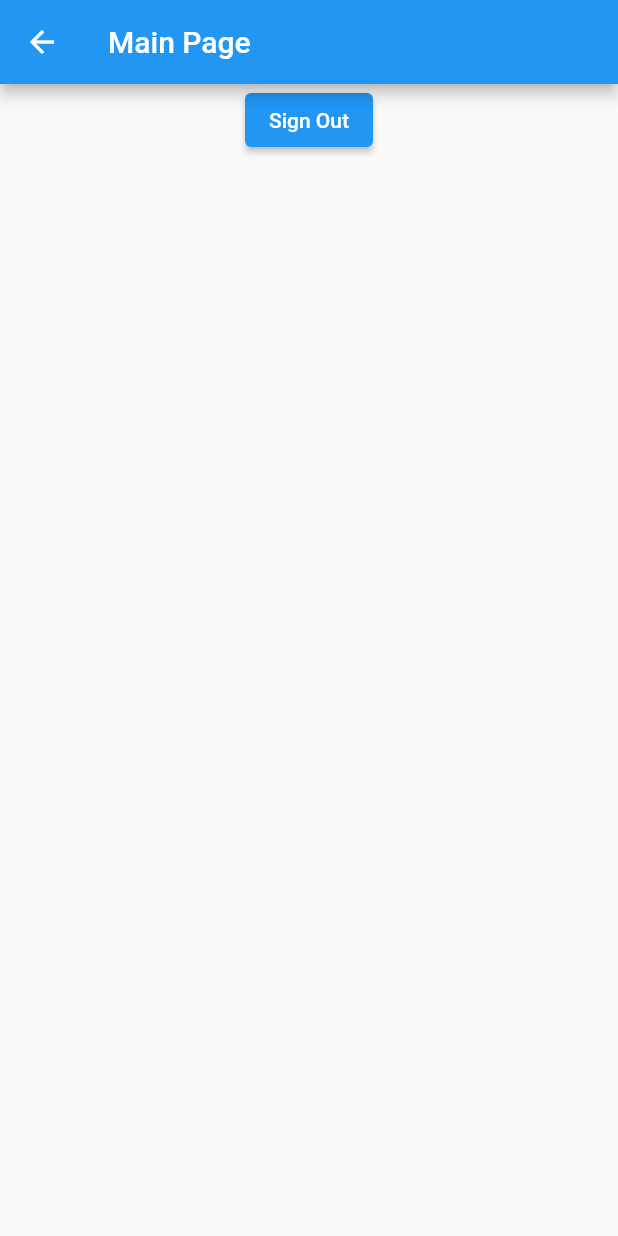
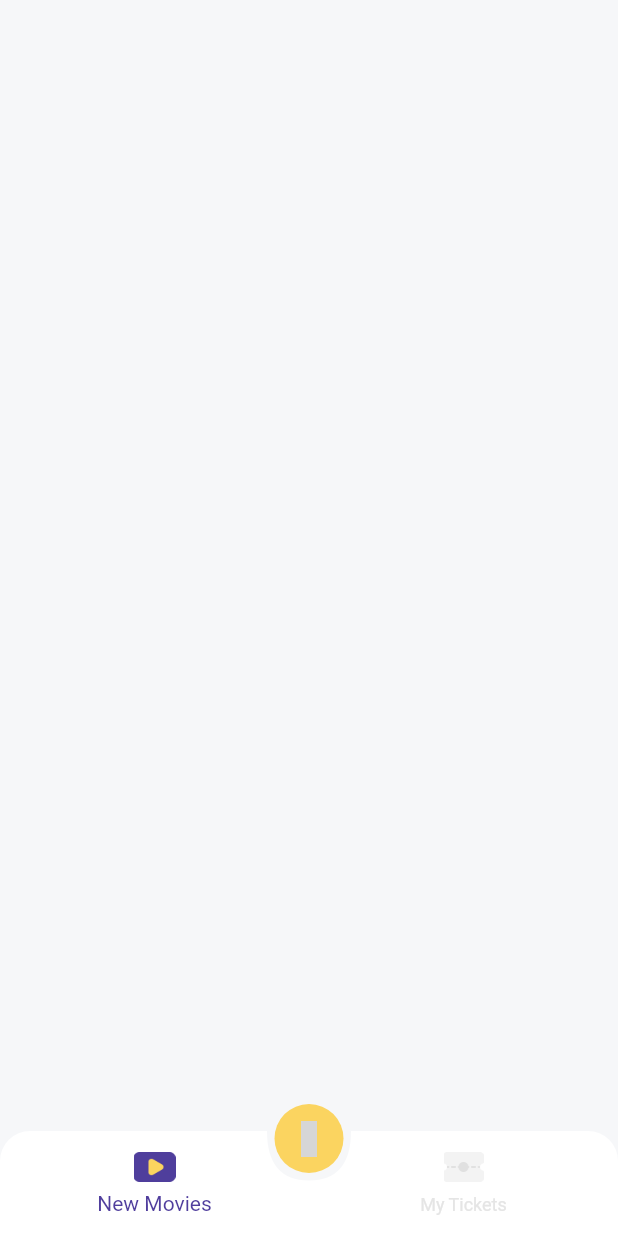
Before and after one commit to raden-dimas012/bwa_flutix, a Flutter app: the MainPage screen opened directly, on a phone screen of 412 x 824 dp. Run offline on Flutter 3.47's test engine with Material 2 defaults, Android fonts, the light colour scheme and no system bars; our stand-ins replace bloc, cloud_firestore, email_validator, equatable, firebase_auth, firebase_core and 5 more; accounts and stored records are empty; grey boxes are pictures that could not be loaded.

Commit message:
add bottom navigation bar

```diff
--- a/lib/ui/pages/main_page.dart
+++ b/lib/ui/pages/main_page.dart
@@ -2,28 +2,149 @@ part of 'pages.dart';
 
 
 class MainPage extends StatefulWidget {
-  const MainPage({ Key key }) : super(key: key);
+  final int bottomNavBarIndex;
+  final bool isExpired;
+
+  const MainPage({Key key, this.bottomNavBarIndex = 0, this.isExpired = false}) : super(key: key);
 
   @override
   _MainPageState createState() => _MainPageState();
 }
 
 class _MainPageState extends State<MainPage> {
+  int bottomNavBarIndex;
+  PageController pageController;
+
+  @override
+  void initState() {
+    super.initState();
+
+    bottomNavBarIndex = widget.bottomNavBarIndex;
+    pageController = PageController(initialPage: bottomNavBarIndex);
+  }
+
   @override
   Widget build(BuildContext context) {
     return Scaffold(
-      appBar: AppBar(title: const Text('Main Page'),),
-      body: Center(
-        child: Column(
-          children: [
-            BlocBuilder<UserBloc,UserState>(
-              builder: (_,userState) => (userState is UserLoaded) ? Text(userState.user.name) : const SizedBox()),
-            ElevatedButton(child: const Text('Sign Out'),onPressed: () {
-              AuthServices.signOut();
-            },),
-          ],
-        ),
+      body: Stack(
+        children: <Widget>[
+          Container(
+            color: accentColor1,
+          ),
+          SafeArea(
+              child: Container(
+            color: const Color(0xFFF6F7F9),
+          )),
+          PageView(
+            controller: pageController,
+            onPageChanged: (index) {
+              setState(() {
+                bottomNavBarIndex = index;
+              });
+            },
+            // children: <Widget>[
+            //   MoviePage(),
+            //   TicketPage(
+            //     isExpiredTicket: widget.isExpired,
+            //   )
+            // ],
+          ),
+          createCustomBottomNavBar(),
+          Align(
+            alignment: Alignment.bottomCenter,
+            child: Container(
+              height: 46,
+              width: 46,
+              margin: const EdgeInsets.only(bottom: 42),
+              child: FloatingActionButton(
+                  elevation: 0,
+                  backgroundColor: accentColor2,
+                  child: SizedBox(
+                    height: 26,
+                    width: 26,
+                    child: Icon(
+                      MdiIcons.walletPlus,
+                      color: Colors.black.withOpacity(0.54),
+                    ),
+                  ),
+                  onPressed: () {
+                    // context.bloc<PageBloc>().add(GoToTopUpPage(GoToMainPage()));
+                  }),
+            ),
+          )
+        ],
       ),
     );
   }
+
+  Widget createCustomBottomNavBar() => Align(
+        alignment: Alignment.bottomCenter,
+        child: ClipPath(
+          clipper: BottomNavBarClipper(),
+          child: Container(
+            height: 70,
+            decoration: const BoxDecoration(
+                color: Colors.white,
+                borderRadius: BorderRadius.only(
+                    topLeft: Radius.circular(20),
+                    topRight: Radius.circular(20))),
+            child: BottomNavigationBar(
+                elevation: 0,
+                backgroundColor: Colors.transparent,
+                selectedItemColor: mainColor,
+                unselectedItemColor: const Color(0xFFE5E5E5),
+                currentIndex: bottomNavBarIndex,
+                onTap: (index) {
+                  setState(() {
+                    bottomNavBarIndex = index;
+                    pageController.jumpToPage(index);
+                  });
+                },
+                items: [
+                  BottomNavigationBarItem(
+                      title: Text("New Movies",
+                          style: GoogleFonts.raleway(
+                              fontSize: 13, fontWeight: FontWeight.w600)),
+                      icon: Container(
+                        margin: const EdgeInsets.only(bottom: 6),
+                        height: 20,
+                        child: Image.asset((bottomNavBarIndex == 0)
+                            ? "assets/ic_movie.png"
+                            : "assets/ic_movie_grey.png"),
+                      )),
+                  BottomNavigationBarItem(
+                      title: Text("My Tickets",
+                          style: GoogleFonts.raleway(
+                              fontSize: 13, fontWeight: FontWeight.w600)),
+                      icon: Container(
+                        margin: const EdgeInsets.only(bottom: 6),
+                        height: 20,
+                        child: Image.asset((bottomNavBarIndex == 1)
+                            ? "assets/ic_tickets.png"
+                            : "assets/ic_tickets_grey.png"),
+                      ))
+                ]),
+          ),
+        ),
+      );
 }
+
+class BottomNavBarClipper extends CustomClipper<Path> {
+  @override
+  Path getClip(Size size) {
+    Path path = Path();
+
+    path.lineTo(size.width / 2 - 28, 0);
+    path.quadraticBezierTo(size.width / 2 - 28, 33, size.width / 2, 33);
+    path.quadraticBezierTo(size.width / 2 + 28, 33, size.width / 2 + 28, 0);
+    path.lineTo(size.width, 0);
+    path.lineTo(size.width, size.height);
+    path.lineTo(0, size.height);
+    path.close();
+
+    return path;
+  }
+
+  @override
+  bool shouldReclip(CustomClipper<Path> oldClipper) => false;
+}
--- a/lib/ui/pages/pages.dart
+++ b/lib/ui/pages/pages.dart
@@ -4,6 +4,8 @@ import 'package:email_validator/email_validator.dart';
 import 'package:flushbar/flushbar.dart';
 import 'package:flutter/material.dart';
 import 'package:flutter_spinkit/flutter_spinkit.dart';
+import 'package:google_fonts/google_fonts.dart';
+import 'package:material_design_icons_flutter/material_design_icons_flutter.dart';
 import 'package:provider/provider.dart';
 import 'package:firebase_auth/firebase_auth.dart' as auth;
 import 'package:flutter_bloc/flutter_bloc.dart';
--- a/pubspec.yaml
+++ b/pubspec.yaml
@@ -40,6 +40,7 @@ dependencies:
   flutter_bloc: ^6.0.2
   flutter_spinkit: ^5.1.0
   google_fonts: ^2.2.0
+  material_design_icons_flutter: ^5.0.6595
   provider: ^4.0.4
 
 dev_dependencies:
```
Also changed, not shown: pubspec.lock.
